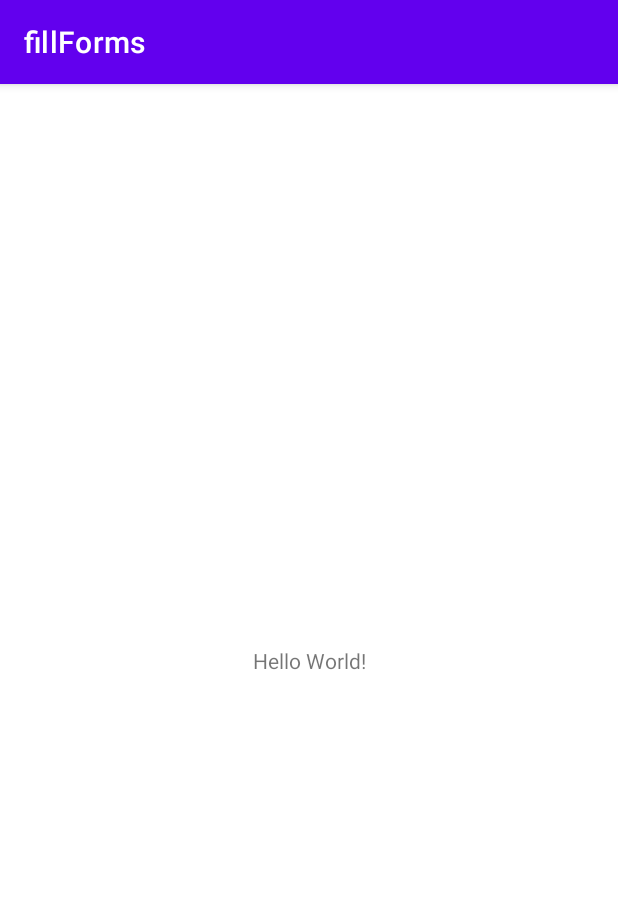
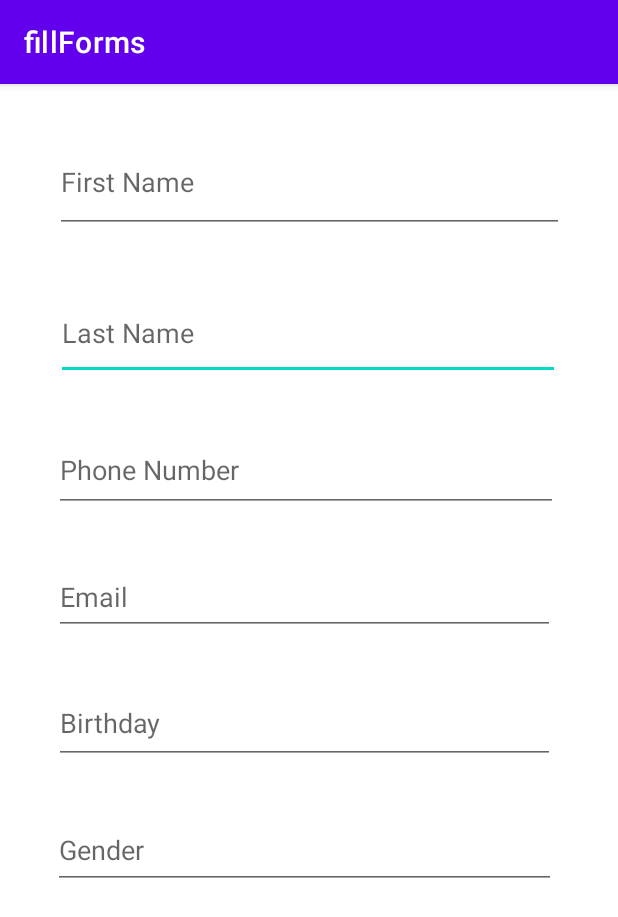
Before and after one commit to maanza-gs/collegeThings, an Android app: the screen it shows after launch (MainActivity), on a phone screen of 412 x 824 dp. Shown: the top 917 px of the screen. Run offline under Robolectric (Android 15) with nearby library versions, the phone set to English and light mode, and no system bars.

Commit message:
ws6 android lab

```diff
--- a/Sem6/android lab/q6/app/src/main/res/layout/activity_main.xml
+++ b/Sem6/android lab/q6/app/src/main/res/layout/activity_main.xml
@@ -6,13 +6,82 @@
     android:layout_height="match_parent"
     tools:context=".MainActivity">
 
-    <TextView
-        android:layout_width="wrap_content"
-        android:layout_height="wrap_content"
-        android:text="Hello World!"
-        app:layout_constraintBottom_toBottomOf="parent"
+    <com.google.android.material.textfield.TextInputEditText
+        android:id="@+id/lname"
+        android:layout_width="336dp"
+        android:layout_height="62dp"
+        android:layout_marginStart="37dp"
+        android:layout_marginTop="36dp"
+        android:layout_marginEnd="38dp"
+        android:hint="Last Name"
+        android:textColor="#000000"
+        app:layout_constraintEnd_toEndOf="parent"
+        app:layout_constraintHorizontal_bias="0.0"
+        app:layout_constraintStart_toStartOf="parent"
+        app:layout_constraintTop_toBottomOf="@+id/fname" />
+
+    <EditText
+        android:id="@+id/editTextTextEmailAddress"
+        android:layout_width="334dp"
+        android:layout_height="50dp"
+        android:layout_marginStart="36dp"
+        android:layout_marginTop="32dp"
+        android:ems="10"
+        android:hint="Email"
+        android:inputType="textEmailAddress"
+        android:textColor="#000000"
+        app:layout_constraintStart_toStartOf="parent"
+        app:layout_constraintTop_toBottomOf="@+id/phno" />
+
+    <com.google.android.material.textfield.TextInputEditText
+        android:id="@+id/fname"
+        android:layout_width="339dp"
+        android:layout_height="67dp"
+        android:layout_marginStart="54dp"
+        android:layout_marginTop="32dp"
+        android:layout_marginEnd="54dp"
+        android:hint="First Name"
+        android:textColor="#000000"
         app:layout_constraintEnd_toEndOf="parent"
         app:layout_constraintStart_toStartOf="parent"
         app:layout_constraintTop_toTopOf="parent" />
 
+    <EditText
+        android:id="@+id/editTextDate"
+        android:layout_width="334dp"
+        android:layout_height="54dp"
+        android:layout_marginStart="36dp"
+        android:layout_marginTop="32dp"
+        android:ems="10"
+        android:hint="Birthday"
+        android:inputType="date"
+        android:textColor="#000000"
+        app:layout_constraintStart_toStartOf="parent"
+        app:layout_constraintTop_toBottomOf="@+id/editTextTextEmailAddress" />
+
+    <EditText
+        android:id="@+id/phno"
+        android:layout_width="336dp"
+        android:layout_height="56dp"
+        android:layout_marginStart="36dp"
+        android:layout_marginTop="32dp"
+        android:ems="10"
+        android:hint="Phone Number"
+        android:inputType="phone"
+        android:textColor="#000000"
+        app:layout_constraintStart_toStartOf="parent"
+        app:layout_constraintTop_toBottomOf="@+id/lname" />
+
+    <EditText
+        android:id="@+id/editTextTextPersonName"
+        android:layout_width="335dp"
+        android:layout_height="51dp"
+        android:layout_marginStart="35dp"
+        android:layout_marginTop="32dp"
+        android:ems="10"
+        android:hint="Gender"
+        android:inputType="textPersonName"
+        app:layout_constraintStart_toStartOf="parent"
+        app:layout_constraintTop_toBottomOf="@+id/editTextDate" />
+
 </androidx.constraintlayout.widget.ConstraintLayout>
```
